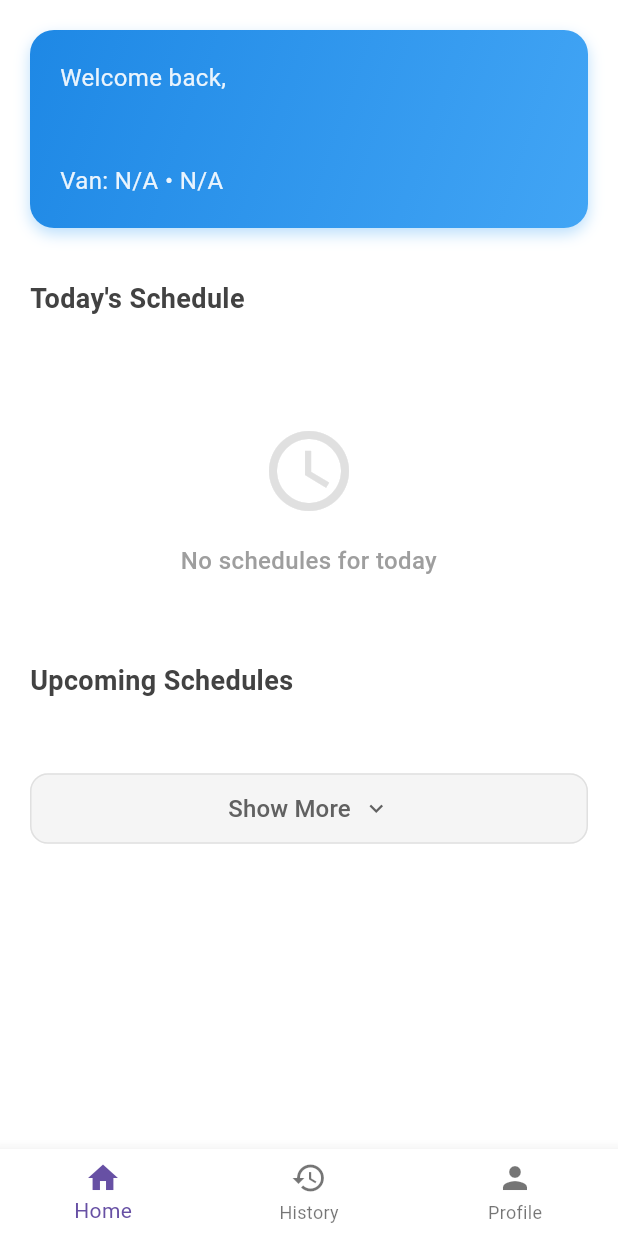
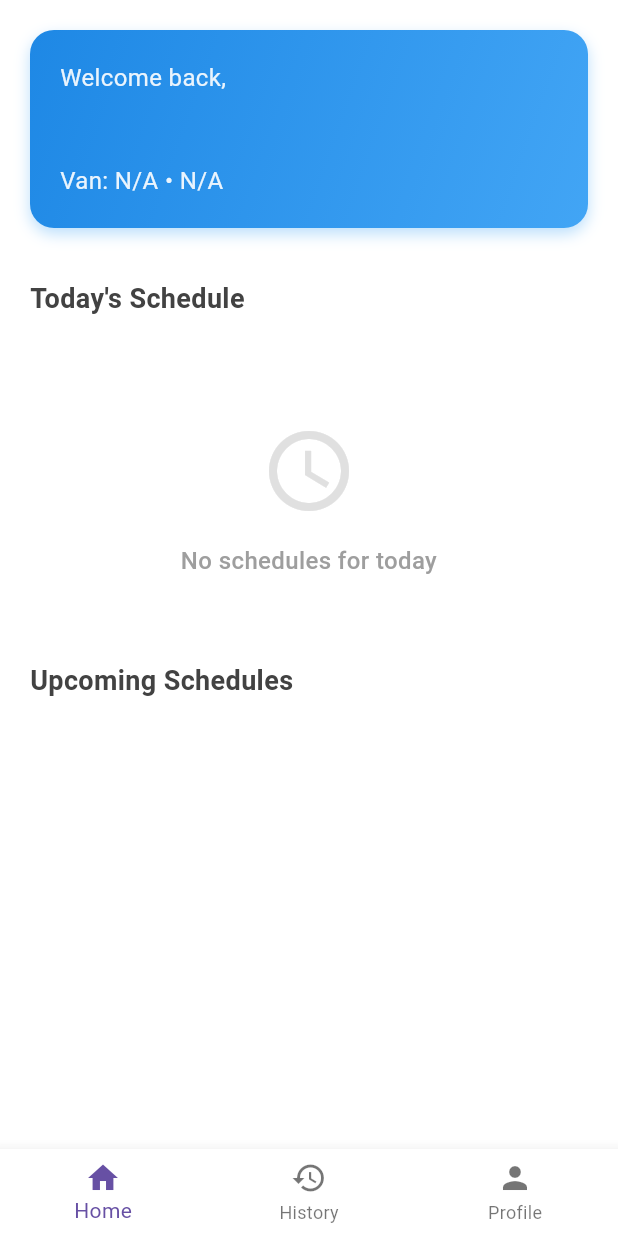
Before and after one commit to SoktyHeng/vango-driver, a Flutter app: the screen it shows once a user with an empty profile is signed in, on a phone screen of 412 x 824 dp. Run offline on Flutter 3.47's test engine with Material 3 defaults, Android fonts, the phone set to English and light mode, and no system bars; our stand-ins replace cloud_firestore, firebase_auth, firebase_core, firebase_storage, geolocator, image_picker and 1 more; missing offline and left inert: mobile_scanner; accounts and stored records are empty.

Commit message:
add progressive showing more schedule on home page with amount of day and route left

```diff
--- a/lib/pages/home_page.dart
+++ b/lib/pages/home_page.dart
@@ -21,8 +21,11 @@ class _HomePageState extends State<HomePage> {
   String currentVanId = 'N/A';
   String currentVanLicense = 'N/A';
 
-  // Add state variable for showing more schedules
-  bool showMoreSchedules = false;
+  // Modified state variables for progressive showing
+  int daysToShow = 1; // Start with showing 1 day (tomorrow)
+  int totalDaysWithSchedules = 0;
+  int totalRoutesRemaining = 0;
+  bool isCalculatingStats = false;
 
   // Add scroll controller to maintain position
   final ScrollController _scrollController = ScrollController();
@@ -82,6 +85,9 @@ class _HomePageState extends State<HomePage> {
 
         // Test query to see if any schedules exist
         _testScheduleQuery();
+
+        // Calculate initial stats
+        _calculateRemainingStats();
       } else {
         setState(() {
           errorMessage = 'Driver data not found';
@@ -92,6 +98,59 @@ class _HomePageState extends State<HomePage> {
       setState(() {
         errorMessage = 'Error loading driver data: $e';
         isLoading = false;
+      });
+    }
+  }
+
+  // New method to calculate remaining days and routes
+  Future<void> _calculateRemainingStats() async {
+    if (currentDriverId == null) return;
+
+    setState(() {
+      isCalculatingStats = true;
+    });
+
+    try {
+      final today = DateTime.now();
+      int daysWithSchedules = 0;
+      int totalRoutes = 0;
+
+      // Check next 30 days for schedules
+      for (int i = 1; i <= 30; i++) {
+        final checkDate = DateTime(today.year, today.month, today.day + i);
+        final dateStr = DateFormat('yyyy-MM-dd').format(checkDate);
+
+        final schedulesSnapshot = await FirebaseFirestore.instance
+            .collection('schedules')
+            .where('driverId', isEqualTo: currentDriverId)
+            .where('date', isEqualTo: dateStr)
+            .get();
+
+        if (schedulesSnapshot.docs.isNotEmpty) {
+          // Count non-completed schedules
+          final activeSchedules = schedulesSnapshot.docs.where((doc) {
+            final data = doc.data() as Map<String, dynamic>;
+            return data['status'] != 'completed';
+          }).toList();
+
+          if (activeSchedules.isNotEmpty) {
+            daysWithSchedules++;
+            totalRoutes += activeSchedules.length;
+          }
+        }
+      }
+
+      setState(() {
+        totalDaysWithSchedules = daysWithSchedules;
+        totalRoutesRemaining = totalRoutes;
+        isCalculatingStats = false;
+      });
+
+      print('Calculated stats: $daysWithSchedules days with $totalRoutes routes');
+    } catch (e) {
+      print('Error calculating stats: $e');
+      setState(() {
+        isCalculatingStats = false;
       });
     }
   }
@@ -186,9 +245,12 @@ class _HomePageState extends State<HomePage> {
                   ),
                 )
               : RefreshIndicator(
-                  onRefresh: _loadDriverData,
+                  onRefresh: () async {
+                    await _loadDriverData();
+                    await _calculateRemainingStats();
+                  },
                   child: CustomScrollView(
-                    controller: _scrollController, // Add controller here
+                    controller: _scrollController,
                     slivers: [
                       SliverToBoxAdapter(
                         child: Container(
@@ -399,9 +461,6 @@ class _HomePageState extends State<HomePage> {
   Widget _buildUpcomingSchedules() {
     final today = DateTime.now();
 
-    // Determine how many days to show based on state
-    final daysToShow = showMoreSchedules ? 5 : 1;
-
     return Column(
       children: [
         // Generate schedule widgets for each day
@@ -417,9 +476,8 @@ class _HomePageState extends State<HomePage> {
           return _buildDaySchedule(dateStr, targetDate, isFirstDay);
         }),
 
-        // Show More / Show Less button
-        if (!showMoreSchedules) _buildShowMoreButton(),
-        if (showMoreSchedules) _buildShowLessButton(),
+        // Progressive Show More/Less button
+        _buildProgressiveShowButton(),
       ],
     );
   }
@@ -515,18 +573,134 @@ class _HomePageState extends State<HomePage> {
     );
   }
 
-  Widget _buildShowMoreButton() {
+  // New progressive show button that updates based on remaining schedules
+  Widget _buildProgressiveShowButton() {
+    // Calculate days already shown (excluding today)
+    final daysShown = daysToShow;
+    final remainingDays = totalDaysWithSchedules - daysShown;
+
+    // Calculate remaining routes for days not yet shown
+    int remainingRoutes = 0;
+    if (remainingDays > 0) {
+      // Estimate remaining routes based on total routes and what's already shown
+      final averageRoutesPerDay = totalRoutesRemaining > 0 && totalDaysWithSchedules > 0
+          ? (totalRoutesRemaining / totalDaysWithSchedules).round()
+          : 0;
+      remainingRoutes = (remainingDays * averageRoutesPerDay).round();
+    }
+
+    // If no more days to show, don't display the button
+    if (remainingDays <= 0 && !isCalculatingStats) {
+      return const SizedBox.shrink();
+    }
+
+    // Calculate how many more days to show (up to 5)
+    final nextIncrement = remainingDays > 5 ? 5 : remainingDays;
+
     return Container(
       margin: const EdgeInsets.only(top: 16, bottom: 20),
       padding: const EdgeInsets.symmetric(horizontal: 20.0),
       width: double.infinity,
-      child: ElevatedButton(
+      child: Column(
+        children: [
+          // Show More Button
+          ElevatedButton(
+            onPressed: isCalculatingStats ? null : () async {
+              // Store current scroll position
+              final currentPosition = _scrollController.offset;
+
+              setState(() {
+                daysToShow += 5; // Always increment by 5
+              });
+
+              // Recalculate stats after showing more
+              await _calculateRemainingStats();
+
+              // Wait for rebuild and restore position
+              WidgetsBinding.instance.addPostFrameCallback((_) {
+                if (_scrollController.hasClients) {
+                  _scrollController.animateTo(
+                    currentPosition,
+                    duration: const Duration(milliseconds: 300),
+                    curve: Curves.easeInOut,
+                  );
+                }
+              });
+            },
+            style: ElevatedButton.styleFrom(
+              backgroundColor: Colors.blue[50],
+              foregroundColor: Colors.blue[700],
+              elevation: 0,
+              padding: const EdgeInsets.symmetric(vertical: 14),
+              shape: RoundedRectangleBorder(
+                borderRadius: BorderRadius.circular(12),
+                side: BorderSide(color: Colors.blue[200]!),
+              ),
+            ),
+            child: isCalculatingStats
+                ? Row(
+                    mainAxisAlignment: MainAxisAlignment.center,
+                    children: [
+                      SizedBox(
+                        width: 16,
+                        height: 16,
+                        child: CircularProgressIndicator(
+                          strokeWidth: 2,
+                          color: Colors.blue[700],
+                        ),
+                      ),
+                      const SizedBox(width: 12),
+                      Text(
+                        'Loading...',
+                        style: TextStyle(
+                          fontSize: 16,
+                          fontWeight: FontWeight.w600,
+                          color: Colors.blue[700],
+                        ),
+                      ),
+                    ],
+                  )
+                : Row(
+                    mainAxisAlignment: MainAxisAlignment.center,
+                    children: [
+                      Icon(Icons.expand_more, color: Colors.blue[700]),
+                      const SizedBox(width: 8),
+                      Column(
+                        children: [
+                          Text(
+                            'Show More Schedules',
+                            style: TextStyle(
+                              fontSize: 16,
+                              fontWeight: FontWeight.w600,
+                              color: Colors.blue[700],
+                            ),
+                          ),
+                          const SizedBox(height: 2),
+                          Text(
+                            remainingDays > 0
+                                ? '$remainingDays more days with $remainingRoutes routes'
+                                : 'Loading schedule info...',
+                            style: TextStyle(
+                              fontSize: 12,
+                              color: Colors.blue[600],
+                            ),
+                          ),
+                        ],
+                      ),
+                    ],
+                  ),
+          ),
+
+          // Show Less Button (only show if we've expanded beyond initial view)
+          if (daysToShow > 1) ...[
+            const SizedBox(height: 8),
+            TextButton(
               onPressed: () async {
                 // Store current scroll position
                 final currentPosition = _scrollController.offset;
 
                 setState(() {
-            showMoreSchedules = true;
+                  daysToShow = 1; // Reset to initial state
                 });
 
                 // Wait for rebuild and restore position
@@ -540,85 +714,24 @@ class _HomePageState extends State<HomePage> {
                   }
                 });
               },
-        style: ElevatedButton.styleFrom(
-          backgroundColor: Colors.grey[100],
-          foregroundColor: Colors.grey[700],
-          elevation: 0,
-          padding: const EdgeInsets.symmetric(vertical: 12),
-          shape: RoundedRectangleBorder(
-            borderRadius: BorderRadius.circular(12),
-            side: BorderSide(color: Colors.grey[300]!),
+              child: Row(
+                mainAxisAlignment: MainAxisAlignment.center,
+                mainAxisSize: MainAxisSize.min,
+                children: [
+                  Icon(Icons.expand_less, color: Colors.grey[600]),
+                  const SizedBox(width: 4),
+                  Text(
+                    'Show Less',
+                    style: TextStyle(
+                      fontSize: 14,
+                      color: Colors.grey[600],
                     ),
                   ),
-        child: Row(
-          mainAxisAlignment: MainAxisAlignment.center,
-          children: [
-            Text(
-              'Show More',
-              style: TextStyle(
-                fontSize: 16,
-                fontWeight: FontWeight.w500,
-                color: Colors.grey[700],
-              ),
-            ),
-            const SizedBox(width: 8),
-            Icon(Icons.keyboard_arrow_down, color: Colors.grey[700]),
                 ],
               ),
             ),
-    );
-  }
-
-  Widget _buildShowLessButton() {
-    return Container(
-      margin: const EdgeInsets.only(top: 16, bottom: 20),
-      padding: const EdgeInsets.symmetric(horizontal: 20.0),
-      width: double.infinity,
-      child: ElevatedButton(
-        onPressed: () async {
-          // Store current scroll position
-          final currentPosition = _scrollController.offset;
-
-          setState(() {
-            showMoreSchedules = false;
-          });
-
-          // Wait for rebuild and restore position
-          WidgetsBinding.instance.addPostFrameCallback((_) {
-            if (_scrollController.hasClients) {
-              _scrollController.animateTo(
-                currentPosition,
-                duration: const Duration(milliseconds: 300),
-                curve: Curves.easeInOut,
-              );
-            }
-          });
-        },
-        style: ElevatedButton.styleFrom(
-          backgroundColor: Colors.grey[100],
-          foregroundColor: Colors.grey[700],
-          elevation: 0,
-          padding: const EdgeInsets.symmetric(vertical: 12),
-          shape: RoundedRectangleBorder(
-            borderRadius: BorderRadius.circular(12),
-            side: BorderSide(color: Colors.grey[300]!),
-          ),
-        ),
-        child: Row(
-          mainAxisAlignment: MainAxisAlignment.center,
-          children: [
-            Text(
-              'Show Less',
-              style: TextStyle(
-                fontSize: 16,
-                fontWeight: FontWeight.w500,
-                color: Colors.grey[700],
-              ),
-            ),
-            const SizedBox(width: 8),
-            Icon(Icons.keyboard_arrow_up, color: Colors.grey[700]),
           ],
-        ),
+        ],
       ),
     );
   }
```
Also changed, not shown: lib/main.dart (line endings or trailing spaces), pubspec.lock, 4 other files. Lines whose indentation alone changed are shown as unchanged.
